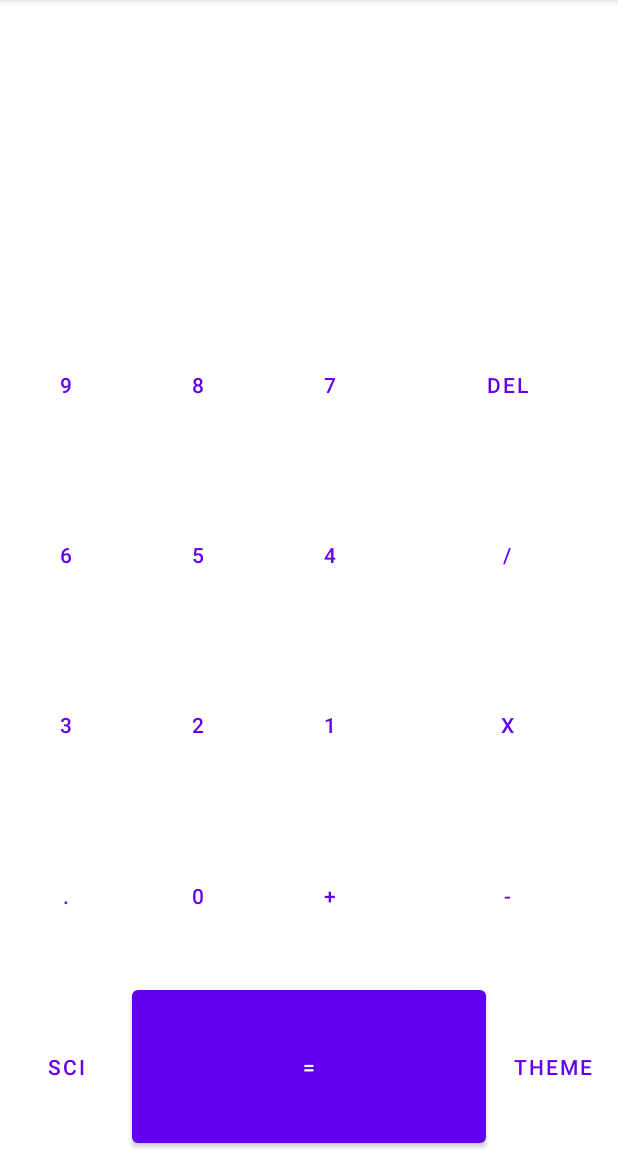
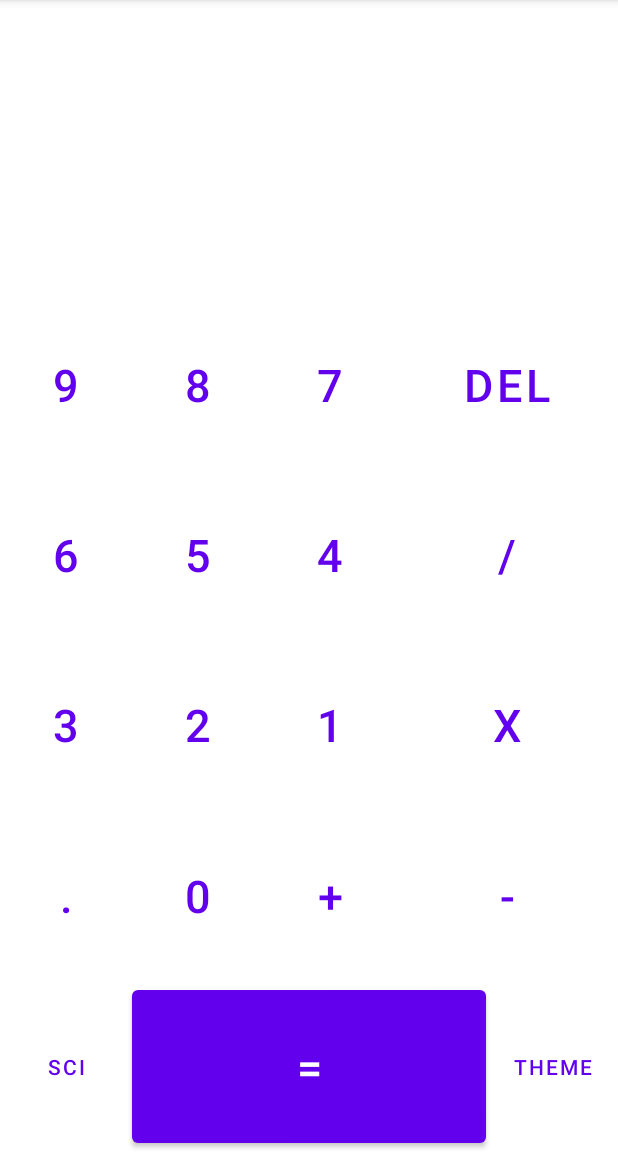
Before and after one commit to Dhina17/Calculator, an Android app: the screen it shows after launch (MainActivity), on a phone screen of 412 x 824 dp, the part 84-1236 px from its top. Run offline under Robolectric (Android 15) with nearby library versions, the phone set to English and light mode, and no system bars.

Commit message:
Increase the button text size

```diff
--- a/app/src/main/res/layout/activity_main.xml
+++ b/app/src/main/res/layout/activity_main.xml
@@ -12,6 +12,7 @@
         android:layout_height="200dp"
         android:layout_alignParentTop="true" />
 
+
     <GridLayout
         android:layout_width="match_parent"
         android:layout_height="match_parent"
@@ -25,8 +26,8 @@
             style="@style/Widget.MaterialComponents.Button.TextButton"
             android:layout_rowWeight="1"
             android:onClick="onButtonClick"
-            android:padding="0dp"
             android:text="@string/button_nine"
+            android:textSize="@dimen/button_text_size"
             app:cornerRadius="0dp" />
 
         <com.google.android.material.button.MaterialButton
@@ -35,6 +36,7 @@
             android:layout_rowWeight="1"
             android:onClick="onButtonClick"
             android:text="@string/button_eight"
+            android:textSize="@dimen/button_text_size"
             app:cornerRadius="0dp" />
 
         <com.google.android.material.button.MaterialButton
@@ -43,6 +45,7 @@
             android:layout_rowWeight="1"
             android:onClick="onButtonClick"
             android:text="@string/button_seven"
+            android:textSize="@dimen/button_text_size"
             app:cornerRadius="0dp" />
 
         <com.google.android.material.button.MaterialButton
@@ -54,6 +57,7 @@
             android:gravity="center"
             android:onClick="onDelButtonClick"
             android:text="@string/button_del"
+            android:textSize="@dimen/button_text_size"
             app:cornerRadius="0dp" />
 
         <com.google.android.material.button.MaterialButton
@@ -62,6 +66,7 @@
             android:layout_rowWeight="1"
             android:onClick="onButtonClick"
             android:text="@string/button_six"
+            android:textSize="@dimen/button_text_size"
             app:cornerRadius="0dp" />
 
         <com.google.android.material.button.MaterialButton
@@ -70,6 +75,7 @@
             android:layout_rowWeight="1"
             android:onClick="onButtonClick"
             android:text="@string/button_five"
+            android:textSize="@dimen/button_text_size"
             app:cornerRadius="0dp" />
 
         <com.google.android.material.button.MaterialButton
@@ -78,6 +84,7 @@
             android:layout_rowWeight="1"
             android:onClick="onButtonClick"
             android:text="@string/button_four"
+            android:textSize="@dimen/button_text_size"
             app:cornerRadius="0dp" />
 
         <com.google.android.material.button.MaterialButton
@@ -89,6 +96,7 @@
             android:gravity="center"
             android:onClick="onButtonClick"
             android:text="@string/button_division"
+            android:textSize="@dimen/button_text_size"
             app:cornerRadius="0dp" />
 
         <com.google.android.material.button.MaterialButton
@@ -97,6 +105,7 @@
             android:layout_rowWeight="1"
             android:onClick="onButtonClick"
             android:text="@string/button_three"
+            android:textSize="@dimen/button_text_size"
             app:cornerRadius="0dp" />
 
         <com.google.android.material.button.MaterialButton
@@ -105,6 +114,7 @@
             android:layout_rowWeight="1"
             android:onClick="onButtonClick"
             android:text="@string/button_two"
+            android:textSize="@dimen/button_text_size"
             app:cornerRadius="0dp" />
 
         <com.google.android.material.button.MaterialButton
@@ -113,6 +123,7 @@
             android:layout_rowWeight="1"
             android:onClick="onButtonClick"
             android:text="@string/button_one"
+            android:textSize="@dimen/button_text_size"
             app:cornerRadius="0dp" />
 
         <com.google.android.material.button.MaterialButton
@@ -124,6 +135,7 @@
             android:gravity="center"
             android:onClick="onButtonClick"
             android:text="@string/button_multiplication"
+            android:textSize="@dimen/button_text_size"
             app:cornerRadius="0dp" />
 
         <com.google.android.material.button.MaterialButton
@@ -132,6 +144,7 @@
             android:layout_rowWeight="1"
             android:onClick="onButtonClick"
             android:text="@string/button_point"
+            android:textSize="@dimen/button_text_size"
             app:cornerRadius="0dp" />
 
         <com.google.android.material.button.MaterialButton
@@ -140,6 +153,7 @@
             android:layout_rowWeight="1"
             android:onClick="onButtonClick"
             android:text="@string/button_zero"
+            android:textSize="@dimen/button_text_size"
             app:cornerRadius="0dp" />
 
         <com.google.android.material.button.MaterialButton
@@ -148,6 +162,7 @@
             android:layout_rowWeight="1"
             android:onClick="onButtonClick"
             android:text="@string/button_addition"
+            android:textSize="@dimen/button_text_size"
             app:cornerRadius="0dp" />
 
         <com.google.android.material.button.MaterialButton
@@ -159,6 +174,7 @@
             android:gravity="center"
             android:onClick="onButtonClick"
             android:text="@string/button_subtraction"
+            android:textSize="@dimen/button_text_size"
             app:cornerRadius="0dp" />
 
         <com.google.android.material.button.MaterialButton
@@ -174,7 +190,8 @@
             android:layout_columnSpan="3"
             android:layout_gravity="fill"
             android:gravity="center"
-            android:text="@string/button_equal" />
+            android:text="@string/button_equal"
+            android:textSize="@dimen/button_text_size" />
 
         <com.google.android.material.button.MaterialButton
             android:id="@+id/button_theme"
--- /dev/null
+++ b/app/src/main/res/values/dimens.xml
@@ -0,0 +1,4 @@
+<?xml version="1.0" encoding="utf-8"?>
+<resources>
+    <dimen name="button_text_size">30sp</dimen>
+</resources>
```
